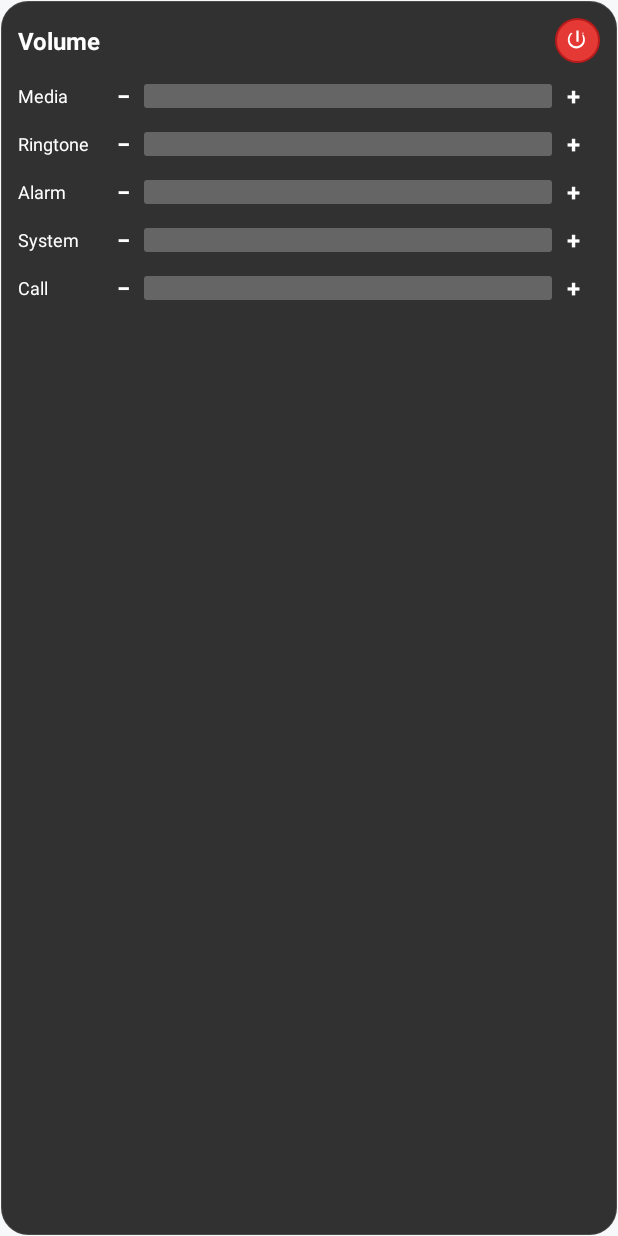
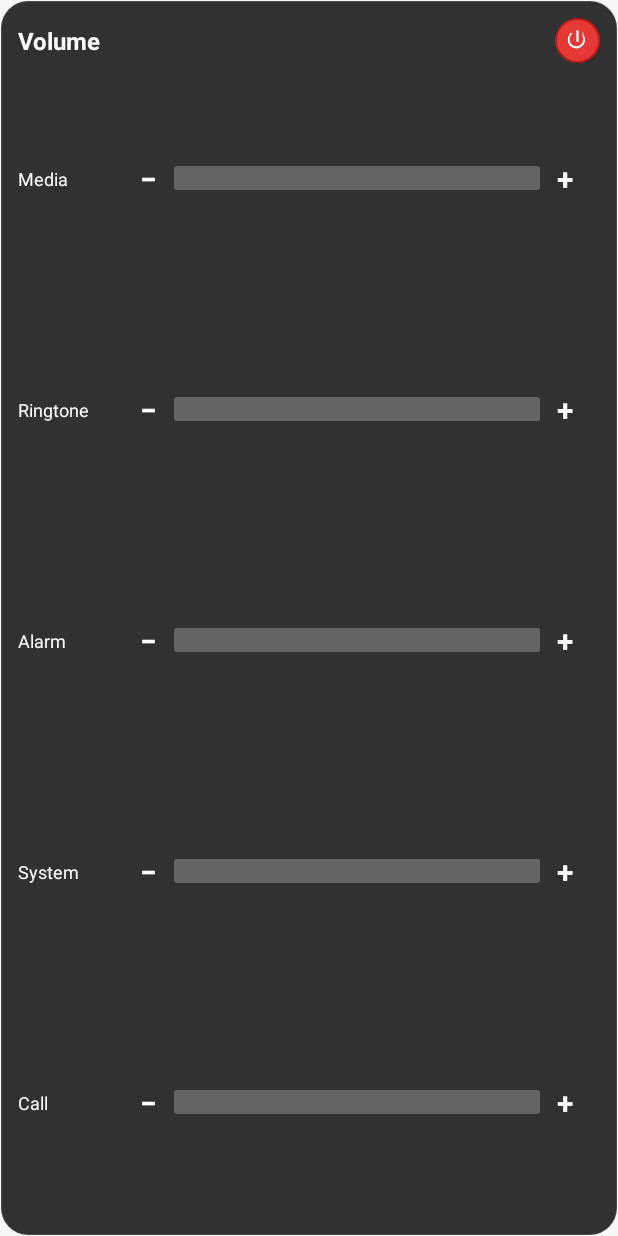
Before and after one commit to i-am-sleepy/floaty-oppoa3s, an Android app: the layout widget_volume.xml on its own in the app's theme, with its tools: preview values and no code run, on a phone screen of 412 x 824 dp. Run offline under Robolectric (Android 15) with nearby library versions, the phone set to English and light mode, and no system bars.

Commit message:
v1.5.2: slider robust write (no snap-back), widget syncs with panel buttons, even row spacing + bigger +/-

```diff
--- a/app/build.gradle
+++ b/app/build.gradle
@@ -16,8 +16,8 @@ android {
         applicationId 'com.floaty.volume'
         minSdk 26          // Android 8.0 Oreo and newer (8.x, 9, 10, 11, 12+)
         targetSdk 28       // Android 9 behaviour: overlay + foreground-service rules
-        versionCode 10
-        versionName '1.5.1'
+        versionCode 11
+        versionName '1.5.2'
     }
 
     signingConfigs {
--- a/app/src/main/java/com/floaty/volume/VolumeController.kt
+++ b/app/src/main/java/com/floaty/volume/VolumeController.kt
@@ -11,8 +11,9 @@ import android.util.SparseIntArray
  * Performance notes (this matters on a Snapdragon 450):
  * every AudioManager getter is a binder IPC call to audioserver, so the panel
  * must never poll them in a loop. Stream max/min values are cached (they do not
- * change for a given device) and slider dragging uses [setFast], which performs
- * exactly one IPC call per step and skips the read-back verification.
+ * change for a given device) and slider dragging uses [setRobust], which
+ * performs one verified write per throttled frame with a relative-adjust
+ * fallback for ROMs that ignore absolute writes.
  */
 class VolumeController(context: Context) {
 
@@ -70,20 +71,36 @@ class VolumeController(context: Context) {
     var targetStream: Int = AudioManager.STREAM_MUSIC
 
     /**
-     * One-way write used while a slider is being dragged: a single binder call,
-     * no read-back. The value is reconciled once in onStopTrackingTouch.
-     * Uses flag 0 so the system volume overlay does not pop up over our panel.
+     * Robust absolute set used while a slider is being dragged.
+     *
+     * Tries a single [setStreamVolume] write, verifies it stuck, and if the ROM
+     * silently rejected it (ColorOS DND, or a guarded "default" stream) falls
+     * back to a relative [adjustStreamVolume]. Returns the value the system
+     * actually settled on so the caller can reconcile the UI. The read-back is
+     * one binder call and only happens on the (throttled) drag frames.
      */
-    fun setFast(stream: Int, index: Int) {
+    fun setRobust(stream: Int, index: Int): Int {
+        val lo = min(stream)
         val hi = max(stream)
-        val lo = min(stream)
-        if (hi <= lo) return
-        try {
-            audioManager.setStreamVolume(stream, index.coerceIn(lo, hi), 0)
+        if (hi <= lo) return current(stream)
+        val value = index.coerceIn(lo, hi)
+        return try {
+            audioManager.setStreamVolume(stream, value, 0)
+            val actual = audioManager.getStreamVolume(stream)
+            if (actual == value) {
+                actual
+            } else {
+                audioManager.adjustStreamVolume(
+                    stream,
+                    if (value > actual) AudioManager.ADJUST_RAISE else AudioManager.ADJUST_LOWER,
+                    0
+                )
+                audioManager.getStreamVolume(stream)
+            }
         } catch (e: SecurityException) {
-            // Stream not controllable on this ROM.
+            current(stream)
         } catch (e: IllegalArgumentException) {
-            // Unknown stream.
+            current(stream)
         }
     }
 
--- a/app/src/main/java/com/floaty/volume/VolumePanel.kt
+++ b/app/src/main/java/com/floaty/volume/VolumePanel.kt
@@ -257,10 +257,14 @@ class VolumePanel(
         view.findViewById<View>(R.id.btnPlus).setOnClickListener {
             volume.step(volume.targetStream, +1)
             refresh()
+            // Keep the home-screen widget in sync (the buttons don't always
+            // fire a VOLUME_CHANGED the service can observe in time).
+            VolumeWidgetProvider.refreshAll(context)
         }
         view.findViewById<View>(R.id.btnMinus).setOnClickListener {
             volume.step(volume.targetStream, -1)
             refresh()
+            VolumeWidgetProvider.refreshAll(context)
         }
     }
 
@@ -278,12 +282,21 @@ class VolumePanel(
             override fun onProgressChanged(seekBar: SeekBar, progress: Int, fromUser: Boolean) {
                 if (updating || !fromUser) return
 
-                // One-way write, throttled to roughly one call per frame: a
-                // read-back here would double the binder traffic while dragging.
+                // Write + verify, throttled to roughly one call per frame. If
+                // the ROM rejects the absolute write (DND / guarded stream)
+                // setRobust falls back to a relative adjust and returns the
+                // value the system actually settled on, so the thumb always
+                // reflects reality instead of snapping back on release.
                 val now = SystemClock.uptimeMillis()
                 if (now - lastWriteAt >= 16L) {
                     lastWriteAt = now
-                    volume.setFast(stream, progress)
+                    val actual = volume.setRobust(stream, progress)
+                    if (actual != progress) {
+                        updating = true
+                        seekBar.progress = actual
+                        updating = false
+                        progress = actual
+                    }
                 }
                 setText(label, progress)
                 if (volume.targetStream == stream) updateTargetLabels(progress)
@@ -299,9 +312,8 @@ class VolumePanel(
             override fun onStopTrackingTouch(seekBar: SeekBar) {
                 isTracking = false
                 // Commit the final value, then reconcile with what the system took.
-                volume.setFast(stream, seekBar.progress)
+                val actual = volume.setRobust(stream, seekBar.progress)
                 lastWriteAt = 0L
-                val actual = volume.current(stream)
                 if (actual != seekBar.progress) {
                     updating = true
                     seekBar.progress = actual
--- a/app/src/main/res/layout/widget_volume.xml
+++ b/app/src/main/res/layout/widget_volume.xml
@@ -3,7 +3,10 @@
      process, so it survives an app kill. RemoteViews cannot host interactive
      SeekBars, so each stream is a ProgressBar display with − / + buttons.
      The values are the same system AudioManager streams the bubble panel
-     uses, so the two can never desync. -->
+     uses, so the two can never desync.
+
+     The five stream rows use equal layout_weight so they spread evenly down
+     the widget's height instead of clumping at the top. -->
 <LinearLayout xmlns:android="http://schemas.android.com/apk/res/android"
     android:layout_width="match_parent"
     android:layout_height="match_parent"
@@ -43,13 +46,13 @@
     <!-- Media -->
     <LinearLayout
         android:layout_width="match_parent"
-        android:layout_height="wrap_content"
-        android:layout_marginTop="8dp"
+        android:layout_height="0dp"
+        android:layout_weight="1"
         android:gravity="center_vertical"
         android:orientation="horizontal">
 
         <TextView
-            android:layout_width="52dp"
+            android:layout_width="64dp"
             android:layout_height="wrap_content"
             android:text="@string/stream_media"
             android:textColor="@color/white"
@@ -57,13 +60,13 @@
 
         <TextView
             android:id="@+id/wminusMedia"
-            android:layout_width="28dp"
-            android:layout_height="28dp"
-            android:layout_marginStart="4dp"
+            android:layout_width="34dp"
+            android:layout_height="34dp"
+            android:layout_marginStart="6dp"
             android:gravity="center"
             android:text="−"
             android:textColor="@color/white"
-            android:textSize="16sp"
+            android:textSize="20sp"
             android:textStyle="bold" />
 
         <ProgressBar
@@ -78,26 +81,26 @@
 
         <TextView
             android:id="@+id/wplusMedia"
-            android:layout_width="28dp"
-            android:layout_height="28dp"
-            android:layout_marginEnd="4dp"
+            android:layout_width="34dp"
+            android:layout_height="34dp"
+            android:layout_marginEnd="6dp"
             android:gravity="center"
             android:text="+"
             android:textColor="@color/white"
-            android:textSize="16sp"
+            android:textSize="20sp"
             android:textStyle="bold" />
     </LinearLayout>
 
     <!-- Ringtone -->
     <LinearLayout
         android:layout_width="match_parent"
-        android:layout_height="wrap_content"
-        android:layout_marginTop="4dp"
+        android:layout_height="0dp"
+        android:layout_weight="1"
         android:gravity="center_vertical"
         android:orientation="horizontal">
 
         <TextView
-            android:layout_width="52dp"
+            android:layout_width="64dp"
             android:layout_height="wrap_content"
             android:text="@string/stream_ring"
             android:textColor="@color/white"
@@ -105,13 +108,13 @@
 
         <TextView
             android:id="@+id/wminusRing"
-            android:layout_width="28dp"
-            android:layout_height="28dp"
-            android:layout_marginStart="4dp"
+            android:layout_width="34dp"
+            android:layout_height="34dp"
+            android:layout_marginStart="6dp"
             android:gravity="center"
             android:text="−"
             android:textColor="@color/white"
-            android:textSize="16sp"
+            android:textSize="20sp"
             android:textStyle="bold" />
 
         <ProgressBar
@@ -126,26 +129,26 @@
 
         <TextView
             android:id="@+id/wplusRing"
-            android:layout_width="28dp"
-            android:layout_height="28dp"
-            android:layout_marginEnd="4dp"
+            android:layout_width="34dp"
+            android:layout_height="34dp"
+            android:layout_marginEnd="6dp"
             android:gravity="center"
             android:text="+"
             android:textColor="@color/white"
-            android:textSize="16sp"
+            android:textSize="20sp"
             android:textStyle="bold" />
     </LinearLayout>
 
     <!-- Alarm -->
     <LinearLayout
         android:layout_width="match_parent"
-        android:layout_height="wrap_content"
-        android:layout_marginTop="4dp"
+        android:layout_height="0dp"
+        android:layout_weight="1"
         android:gravity="center_vertical"
         android:orientation="horizontal">
 
         <TextView
-            android:layout_width="52dp"
+            android:layout_width="64dp"
             android:layout_height="wrap_content"
             android:text="@string/stream_alarm"
             android:textColor="@color/white"
@@ -153,13 +156,13 @@
 
         <TextView
             android:id="@+id/wminusAlarm"
-            android:layout_width="28dp"
-            android:layout_height="28dp"
-            android:layout_marginStart="4dp"
+            android:layout_width="34dp"
+            android:layout_height="34dp"
+            android:layout_marginStart="6dp"
             android:gravity="center"
             android:text="−"
             android:textColor="@color/white"
-            android:textSize="16sp"
+            android:textSize="20sp"
             android:textStyle="bold" />
 
         <ProgressBar
@@ -174,26 +177,26 @@
 
         <TextView
             android:id="@+id/wplusAlarm"
-            android:layout_width="28dp"
-            android:layout_height="28dp"
-            android:layout_marginEnd="4dp"
+            android:layout_width="34dp"
+            android:layout_height="34dp"
+            android:layout_marginEnd="6dp"
             android:gravity="center"
             android:text="+"
             android:textColor="@color/white"
-            android:textSize="16sp"
+            android:textSize="20sp"
             android:textStyle="bold" />
     </LinearLayout>
 
     <!-- System -->
     <LinearLayout
         android:layout_width="match_parent"
-        android:layout_height="wrap_content"
-        android:layout_marginTop="4dp"
+        android:layout_height="0dp"
+        android:layout_weight="1"
         android:gravity="center_vertical"
         android:orientation="horizontal">
 
         <TextView
-            android:layout_width="52dp"
+            android:layout_width="64dp"
             android:layout_height="wrap_content"
             android:text="@string/stream_system"
             android:textColor="@color/white"
@@ -201,13 +204,13 @@
 
         <TextView
             android:id="@+id/wminusSystem"
-            android:layout_width="28dp"
-            android:layout_height="28dp"
-            android:layout_marginStart="4dp"
+            android:layout_width="34dp"
+            android:layout_height="34dp"
+            android:layout_marginStart="6dp"
             android:gravity="center"
             android:text="−"
             android:textColor="@color/white"
-            android:textSize="16sp"
+            android:textSize="20sp"
             android:textStyle="bold" />
 
         <ProgressBar
@@ -222,26 +225,26 @@
 
         <TextView
             android:id="@+id/wplusSystem"
-            android:layout_width="28dp"
-            android:layout_height="28dp"
-            android:layout_marginEnd="4dp"
+            android:layout_width="34dp"
+            android:layout_height="34dp"
+            android:layout_marginEnd="6dp"
             android:gravity="center"
             android:text="+"
             android:textColor="@color/white"
-            android:textSize="16sp"
+            android:textSize="20sp"
             android:textStyle="bold" />
     </LinearLayout>
 
     <!-- Call -->
     <LinearLayout
         android:layout_width="match_parent"
-        android:layout_height="wrap_content"
-        android:layout_marginTop="4dp"
+        android:layout_height="0dp"
+        android:layout_weight="1"
         android:gravity="center_vertical"
         android:orientation="horizontal">
 
         <TextView
-            android:layout_width="52dp"
+            android:layout_width="64dp"
             android:layout_height="wrap_content"
             android:text="@string/stream_call"
             android:textColor="@color/white"
@@ -249,13 +252,13 @@
 
         <TextView
             android:id="@+id/wminusCall"
-            android:layout_width="28dp"
-            android:layout_height="28dp"
-            android:layout_marginStart="4dp"
+            android:layout_width="34dp"
+            android:layout_height="34dp"
+            android:layout_marginStart="6dp"
             android:gravity="center"
             android:text="−"
             android:textColor="@color/white"
-            android:textSize="16sp"
+            android:textSize="20sp"
             android:textStyle="bold" />
 
         <ProgressBar
@@ -270,13 +273,13 @@
 
         <TextView
             android:id="@+id/wplusCall"
-            android:layout_width="28dp"
-            android:layout_height="28dp"
-            android:layout_marginEnd="4dp"
+            android:layout_width="34dp"
+            android:layout_height="34dp"
+            android:layout_marginEnd="6dp"
             android:gravity="center"
             android:text="+"
             android:textColor="@color/white"
-            android:textSize="16sp"
+            android:textSize="20sp"
             android:textStyle="bold" />
     </LinearLayout>
 </LinearLayout>
```
Also changed, not shown: 1 other file.
